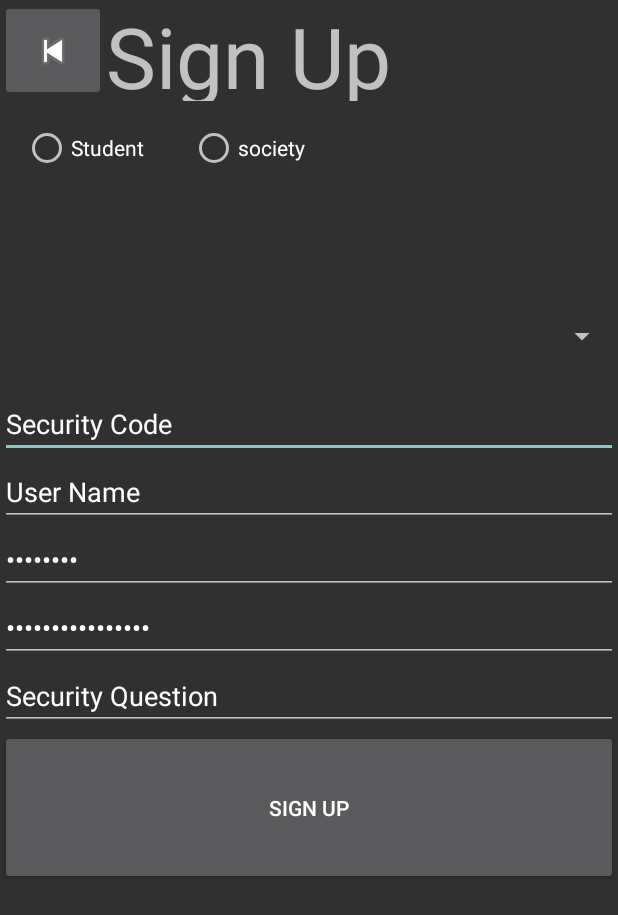
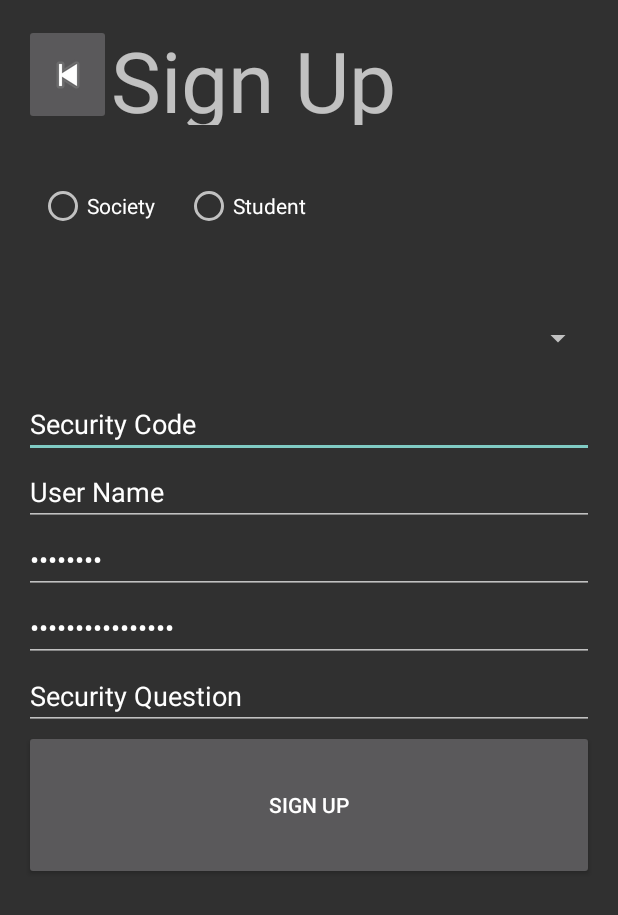
Before and after one commit to celine1013/UniSociety, an Android app: the layout sign_up_society.xml on its own in the app's theme, with its tools: preview values and no code run, on a phone screen of 412 x 824 dp. Shown: the top 915 px of the screen. Run offline under Robolectric (Android 15) with nearby library versions, the phone set to English and light mode, and no system bars.

Commit message:
sign up issues: spinner; radio btn group db: preload data / retrieve society list / id setting

```diff
--- a/app/src/main/AndroidManifest.xml
+++ b/app/src/main/AndroidManifest.xml
@@ -18,7 +18,8 @@
                 <category android:name="android.intent.category.LAUNCHER" />
             </intent-filter>
         </activity>
-        <activity android:name=".LogIn_Activity"></activity>
+        <activity android:name=".LogIn_Activity" />
+        <activity android:name=".Sign_Up_Activity"></activity>
     </application>
 
 </manifest>
--- a/app/src/main/res/layout/sign_up_society.xml
+++ b/app/src/main/res/layout/sign_up_society.xml
@@ -4,7 +4,8 @@
     android:orientation="vertical"
     android:layout_width="match_parent"
     android:layout_height="match_parent"
-    android:weightSum="1">
+    android:weightSum="1"
+    android:layout_margin="@dimen/activity_horizontal_margin">
 
     <LinearLayout
         android:layout_width="match_parent"
@@ -37,19 +38,29 @@
         android:layout_gravity="start"
         android:orientation="horizontal">
 
-        <RadioButton
-            android:id="@+id/radioButton2"
+        <RadioGroup
             android:layout_width="match_parent"
-            android:layout_height="wrap_content"
-            android:layout_margin="15sp"
-            android:text="Student" />
+            android:layout_height="match_parent"
+            android:orientation="horizontal"
+            android:gravity="center">
 
-        <RadioButton
-            android:id="@+id/radioButton"
-            android:layout_width="match_parent"
-            android:layout_height="wrap_content"
-            android:layout_margin="15sp"
-            android:text="society" />
+            <RadioButton
+                android:id="@+id/radioButton"
+                android:layout_width="match_parent"
+                android:layout_height="wrap_content"
+                android:layout_margin="10sp"
+                android:layout_weight="1"
+                android:text="Society" />
+
+            <RadioButton
+                android:id="@+id/radioButton2"
+                android:layout_width="match_parent"
+                android:layout_height="wrap_content"
+                android:layout_margin="10sp"
+                android:layout_weight="1"
+                android:text="Student" />
+        </RadioGroup>
+
     </LinearLayout>
 
     <Spinner
```
Also changed, not shown: app/src/main/java/com/example/celine/unisociety/LogIn_Activity.java (+8 -1 lines), app/src/main/java/com/example/celine/unisociety/Sign_Up_Activity.java (added, +54 -0 lines).
